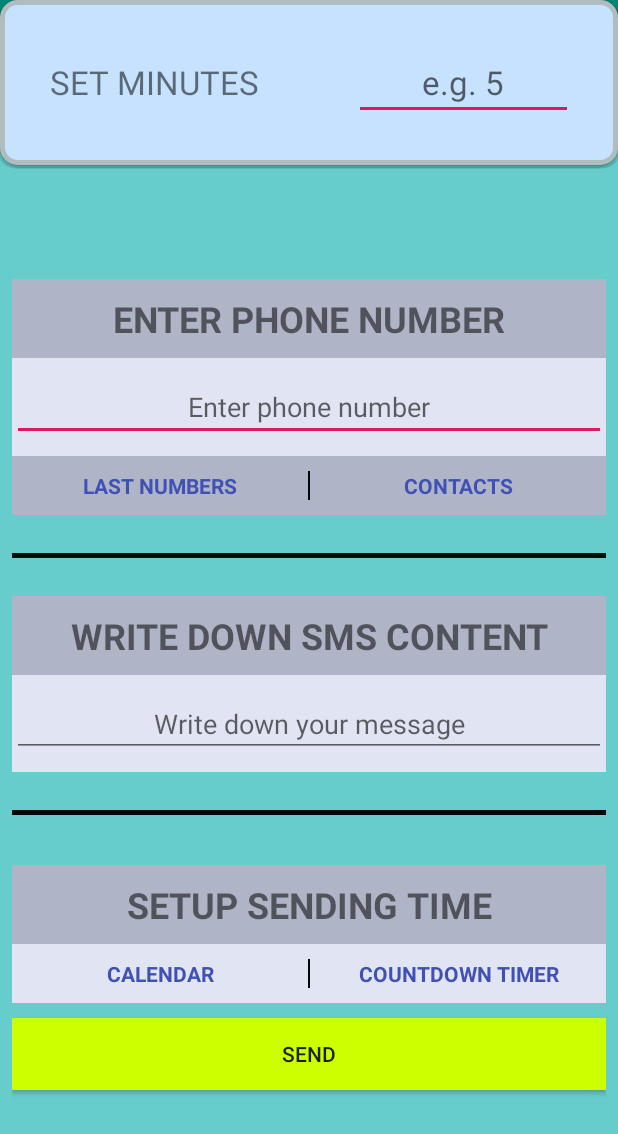
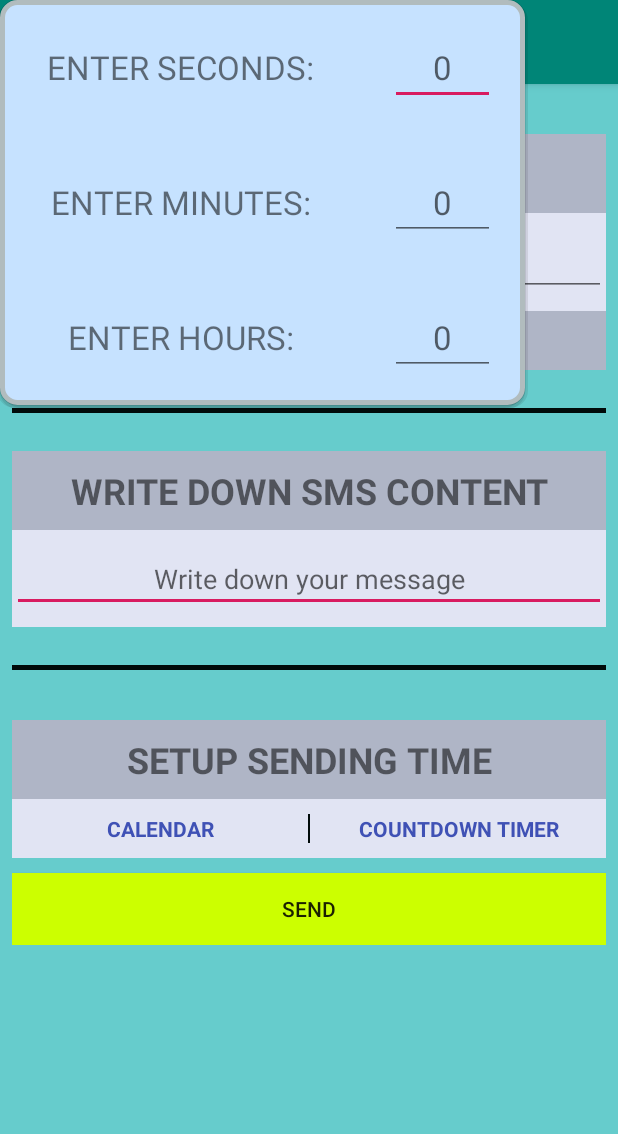
Before and after one commit to pawchi/JavaAndroid, an Android app: the Sms screen opened directly, with no data from a screen before it, after a tap on "COUNTDOWN TIMER", on a phone screen of 412 x 824 dp. Shown: the top 1134 px of the screen. Run offline under Robolectric (Android 15) with nearby library versions, the phone set to English and light mode, and no system bars.

```diff
--- a/EmergencyNotifier/app/src/main/AndroidManifest.xml
+++ b/EmergencyNotifier/app/src/main/AndroidManifest.xml
@@ -23,6 +23,9 @@
             <activity android:name=".Sms"
                 android:parentActivityName=".MainActivity"
                 android:screenOrientation="portrait"/>
+            <activity android:name=".CreateNotification"
+                android:parentActivityName=".MainActivity"
+                android:screenOrientation="portrait"/>
     </application>
 
 </manifest>
--- a/EmergencyNotifier/app/src/main/res/layout/content_main.xml
+++ b/EmergencyNotifier/app/src/main/res/layout/content_main.xml
@@ -62,7 +62,7 @@
                 android:layout_marginTop="5dp"/>
 
             <Button
-                android:id="@+id/call"
+                android:id="@+id/callButton"
                 android:layout_width="match_parent"
                 android:layout_height="match_parent"
                 android:backgroundTint="#088da5"
@@ -74,7 +74,7 @@
                 android:paddingEnd="50dp"/>
 
             <Button
-                android:id="@+id/email"
+                android:id="@+id/emailButton"
                 android:layout_width="match_parent"
                 android:layout_height="match_parent"
                 android:backgroundTint="#088da5"
--- a/EmergencyNotifier/app/src/main/res/layout/create_sms.xml
+++ b/EmergencyNotifier/app/src/main/res/layout/create_sms.xml
@@ -8,10 +8,18 @@
     android:background="#66cccc"
     tools:context=".Sms">
 
+    <ScrollView
+        android:layout_width="match_parent"
+        android:layout_height="match_parent"
+        app:layout_constraintEnd_toEndOf="parent"
+        app:layout_constraintStart_toStartOf="parent"
+        app:layout_constraintTop_toTopOf="parent"
+        app:layout_constraintBottom_toBottomOf="parent">
+
 
         <LinearLayout
             android:layout_width="match_parent"
-        android:layout_height="match_parent"
+            android:layout_height="wrap_content"
             android:layout_marginStart="8dp"
             android:layout_marginTop="8dp"
             android:layout_marginEnd="8dp"
@@ -241,11 +249,6 @@
                 android:layout_marginTop="10dp"
                 android:onClick="onSend"/>
 
-
-
-
-
-
-
         </LinearLayout>
+    </ScrollView>
 </android.support.constraint.ConstraintLayout>
--- a/EmergencyNotifier/app/src/main/res/layout/popup_timer_small.xml
+++ b/EmergencyNotifier/app/src/main/res/layout/popup_timer_small.xml
@@ -6,17 +6,51 @@
     android:layout_height="wrap_content"
     android:background="@drawable/timer_border">
 
+    <LinearLayout
+        android:layout_width="match_parent"
+        android:layout_height="match_parent"
+        android:orientation="vertical">
 
         <LinearLayout
             android:layout_width="match_parent"
-        android:layout_height="match_parent"
+            android:layout_height="wrap_content"
             android:orientation="horizontal"
             android:weightSum="2">
 
             <TextView
                 android:layout_width="200dp"
                 android:layout_height="wrap_content"
-        android:layout_margin="30dp"
+                android:layout_margin="20dp"
+                android:textAlignment="center"
+                android:textSize="22sp"
+                android:text="@string/setSeconds_label"
+                app:layout_constraintEnd_toEndOf="parent"
+                app:layout_constraintStart_toStartOf="parent"
+                app:layout_constraintTop_toTopOf="parent"
+                android:layout_weight="1"/>
+
+            <EditText
+                android:id="@+id/input_seconds"
+                android:layout_width="70dp"
+                android:layout_height="wrap_content"
+                android:layout_margin="20dp"
+                android:textAlignment="center"
+                android:textSize="22sp"
+                android:inputType="number"
+                android:hint="@string/setSeconds_input"
+                android:layout_weight="1"/>
+        </LinearLayout>
+
+        <LinearLayout
+            android:layout_width="match_parent"
+            android:layout_height="wrap_content"
+            android:orientation="horizontal"
+            android:weightSum="2">
+
+            <TextView
+                android:layout_width="200dp"
+                android:layout_height="wrap_content"
+                android:layout_margin="20dp"
                 android:textAlignment="center"
                 android:textSize="22sp"
                 android:text="@string/setMinutes_label"
@@ -27,14 +61,45 @@
 
             <EditText
                 android:id="@+id/input_minutes"
-        android:layout_width="200dp"
+                android:layout_width="70dp"
                 android:layout_height="wrap_content"
-        android:layout_margin="30dp"
+                android:layout_margin="20dp"
                 android:textAlignment="center"
                 android:textSize="22sp"
                 android:inputType="number"
                 android:hint="@string/setMinutes_input"
                 android:layout_weight="1"/>
+        </LinearLayout>
+
+        <LinearLayout
+            android:layout_width="match_parent"
+            android:layout_height="wrap_content"
+            android:orientation="horizontal"
+            android:weightSum="2">
+
+            <TextView
+                android:layout_width="200dp"
+                android:layout_height="wrap_content"
+                android:layout_margin="20dp"
+                android:textAlignment="center"
+                android:textSize="22sp"
+                android:text="@string/setHours_label"
+                app:layout_constraintEnd_toEndOf="parent"
+                app:layout_constraintStart_toStartOf="parent"
+                app:layout_constraintTop_toTopOf="parent"
+                android:layout_weight="1"/>
+
+            <EditText
+                android:id="@+id/input_hours"
+                android:layout_width="70dp"
+                android:layout_height="wrap_content"
+                android:layout_margin="20dp"
+                android:layout_weight="1"
+                android:hint="@string/setHours_input"
+                android:inputType="number"
+                android:textAlignment="center"
+                android:textSize="22sp" />
+        </LinearLayout>
 
     </LinearLayout>
 
--- a/EmergencyNotifier/app/src/main/res/values/strings.xml
+++ b/EmergencyNotifier/app/src/main/res/values/strings.xml
@@ -19,8 +19,11 @@
     <string name="count_down_label">COUNTDOWN TIMER</string>
 
     <!--Popup window countdown timer-->
-    <string name="setMinutes_label">SET MINUTES</string>
-    <string name="setHours_label">SET HOURS</string>
-    <string name="setMinutes_input">e.g. 5</string>
+    <string name="setSeconds_label">ENTER SECONDS:</string>
+    <string name="setSeconds_input">0</string>
+    <string name="setMinutes_label">ENTER MINUTES:</string>
+    <string name="setMinutes_input">0</string>
+    <string name="setHours_label">ENTER HOURS:</string>
     <string name="setHours_input">0</string>
+
 </resources>
```
Also changed, not shown: EmergencyNotifier/app/src/main/java/org/chilon/emergencynotifier/CreateNotification.java (added, +28 -0 lines), EmergencyNotifier/app/src/main/java/org/chilon/emergencynotifier/MainActivity.java (+11 -0 lines), EmergencyNotifier/app/src/main/res/layout/create_notifier.xml (added, +34 -0 lines), EmergencyNotifier/app/src/main/res/layout/enter_phone_number.xml (added, +77 -0 lines). Lines whose indentation alone changed are shown as unchanged.
